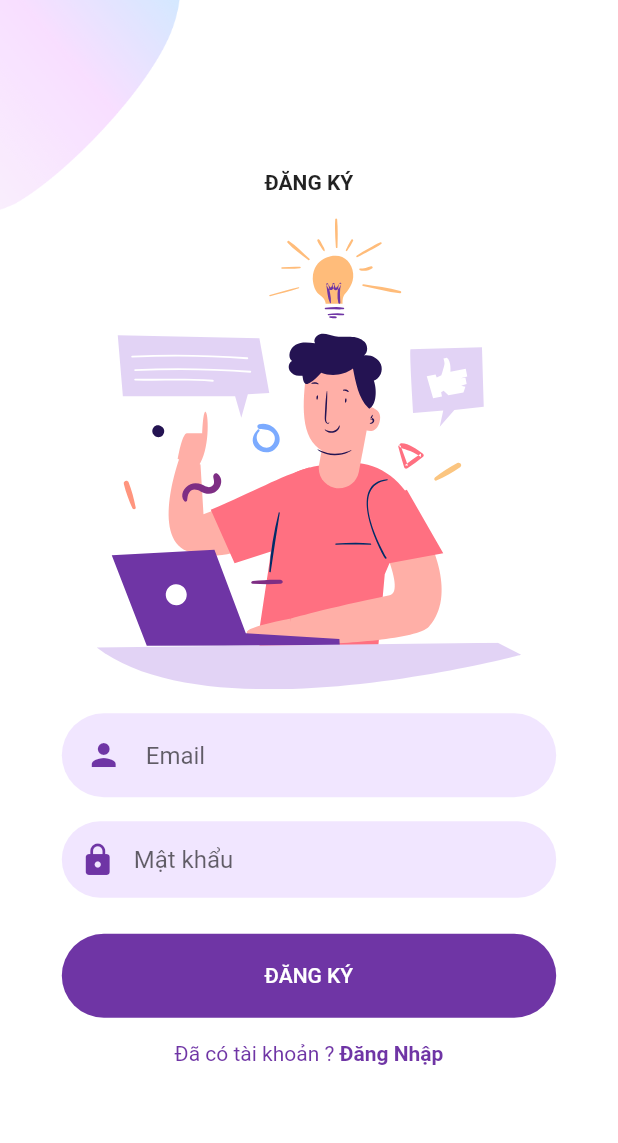
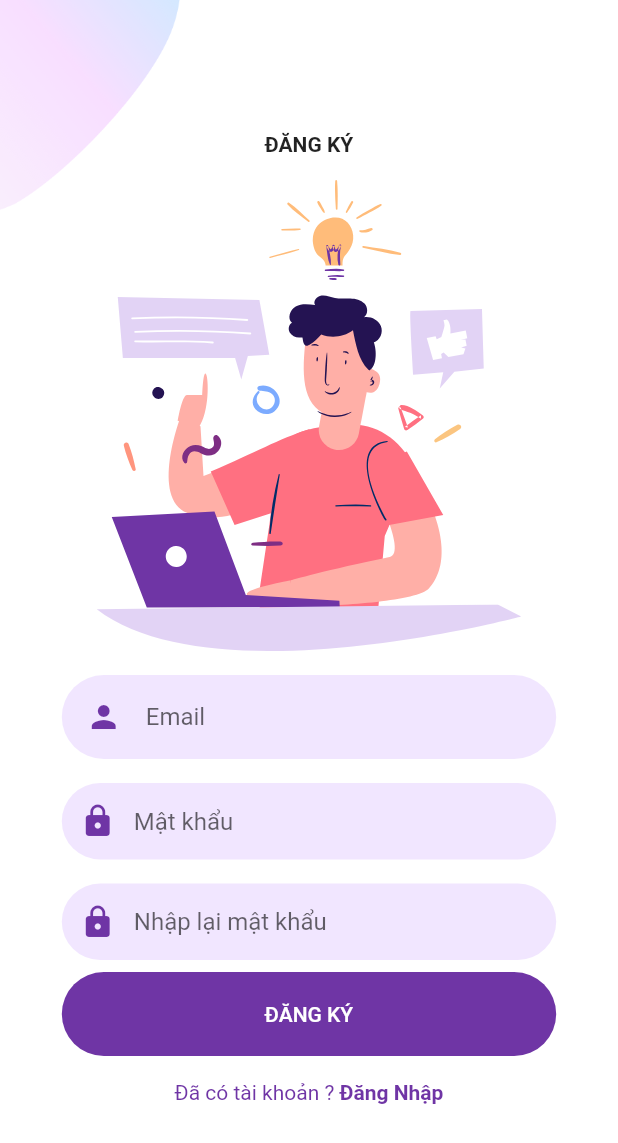
Before and after one commit to trieudevda/SUN, a Flutter app: the screen it shows after launch, after a tap on "ĐĂNG KÝ", on a phone screen of 412 x 824 dp. Shown: the top 1143 px of the screen. Run offline on Flutter 3.47's test engine with Material 2 defaults, Android fonts, the phone set to English and light mode, and no system bars; our stand-ins replace cloud_firestore, firebase_auth, firebase_core, flutter_svg, font_awesome_flutter; accounts and stored records are empty.

Commit message:
update-main-connect-size

```diff
--- a/lib/Screens/Play/component/Widget/answer_game.dart
+++ b/lib/Screens/Play/component/Widget/answer_game.dart
@@ -1,9 +1,10 @@
 import 'package:do_an/Screens/Play/component/Widget/ink_well_custom.dart';
 import 'package:flutter/material.dart';
 class AnswerGame extends StatelessWidget {
-  AnswerGame({Key? key,required this.text,required this.check}) : super(key: key);
+  AnswerGame({Key? key,required this.text,required this.check,required this.current}) : super(key: key);
   String text;
   bool check;
+  int current;
   @override
   Widget build(BuildContext context) {
     return Stack(
@@ -15,7 +16,7 @@ class AnswerGame extends StatelessWidget {
         ),
         SizedBox(
           width: 300,
-          child: InkWellCustom(text: text, check: check),
+          child: InkWellCustom(text: text, check: check,current: current,),
         ),
       ],
     );
--- a/lib/Screens/Play/component/Widget/point_game.dart
+++ b/lib/Screens/Play/component/Widget/point_game.dart
@@ -13,14 +13,14 @@ class PointGame extends StatelessWidget {
           child: Ink(
             padding: const EdgeInsets.all(10),
             child: Container(
-              padding: const EdgeInsets.only(left: 80.0,right: 80.0,top: 15.0,bottom: 15.0,),
+              padding: const EdgeInsets.only(left: 80.0,right: 80.0,top: 10.0,bottom: 10.0,),
               decoration: BoxDecoration(
                 borderRadius: BorderRadius.circular(10.0),
                 color:const Color.fromRGBO(134, 0, 179, 1),
               ),
               child: Text(
                   point.toString(),
-                  style:const TextStyle(fontSize:24.0)),
+                  style:const TextStyle(fontSize:20.0)),
             ),
           ),
         )
--- a/lib/Screens/Play/component/Widget/question.dart
+++ b/lib/Screens/Play/component/Widget/question.dart
@@ -15,7 +15,7 @@ class QuestionGame extends StatelessWidget {
           ),
           child: Container(
             width: double.infinity,
-            padding:const EdgeInsets.only(left:15.0,right:15.0,top:50.0,bottom:30.0),
+            padding:const EdgeInsets.only(left:15.0,right:15.0,top:30.0,bottom:10.0),
             decoration:const BoxDecoration(
                 border: Border(
                   top: BorderSide(color: Colors.greenAccent, width: 5),
@@ -30,7 +30,7 @@ class QuestionGame extends StatelessWidget {
                   ],
                 )
             ),
-            child:Text(text, style:const TextStyle(color: Colors.white,fontSize: 18.0,),
+            child:Text(text, style:const TextStyle(color: Colors.white,fontSize: 16.0,),
             ),
           ),
         ),
--- a/lib/Screens/Play/component/mobile_play_game.dart
+++ b/lib/Screens/Play/component/mobile_play_game.dart
@@ -166,13 +166,11 @@ class _PlayGameInitState extends State<PlayGameInit> {
               (e)=>AnswerGame(
                 text: e,
                 check: true,
+                current: _currentIndex,
               ),
             ),
           ],
         ),
-        ElevatedButton(onPressed: (){ setState(() {
-          _currentIndex++;
-        });}, child: Text('nhan')),
         const SizedBox(height: defaultPadding),
         Container(
           decoration: const BoxDecoration(
--- a/lib/Screens/Signup/components/signup_form.dart
+++ b/lib/Screens/Signup/components/signup_form.dart
@@ -16,6 +16,7 @@ class SignUpForm extends StatefulWidget {
 class _SignUpFormState extends State<SignUpForm> {
   final email=TextEditingController();
   final password=TextEditingController();
+  final rePassword=TextEditingController();
   bool checkpass=true;
   void checkPass(){
     if(checkpass==true){
@@ -121,10 +122,32 @@ class _SignUpFormState extends State<SignUpForm> {
               ),
             ),
           ),
+          Padding(
+            padding: const EdgeInsets.symmetric(vertical: 0),
+            child: TextFormField(
+              controller: rePassword,
+              textInputAction: TextInputAction.done,
+              obscureText: checkpass?true:false,
+              cursorColor: kPrimaryColor,
+              decoration: InputDecoration(
+                hintText: "Nhập lại mật khẩu",
+                prefixIcon: Padding(
+                  padding: const EdgeInsets.all(0),
+                  child: IconButton(
+                    padding: const EdgeInsets.all(0),
+                    onPressed: (){
+                      checkPass();
+                    },
+                    icon: Icon(checkpass?Icons.lock:Icons.lock_open),
+                  ),
+                ),
+              ),
+            ),
+          ),
           const SizedBox(height: defaultPadding / 2),
           ElevatedButton(
             onPressed: () {
-              if (regexEmail() && checkLength() ) {
+              if ( password.text==rePassword.text && regexEmail() && checkLength() ) {
                 signup(context);
               } else {
                 showDialogCustom(context,'Xin vui lòng kiểm tra lại email và mật khẩu');
--- a/lib/Screens/Signup/signup_screen.dart
+++ b/lib/Screens/Signup/signup_screen.dart
@@ -1,4 +1,3 @@
-import 'package:do_an/constants.dart';
 import 'package:flutter/material.dart';
 
 import '../../components/background.dart';
```
Also changed, not shown: lib/Model/main_connect_firebase.dart (+4 -4 lines), lib/Screens/Play/component/Widget/ink_well_custom.dart (+16 -12 lines).
